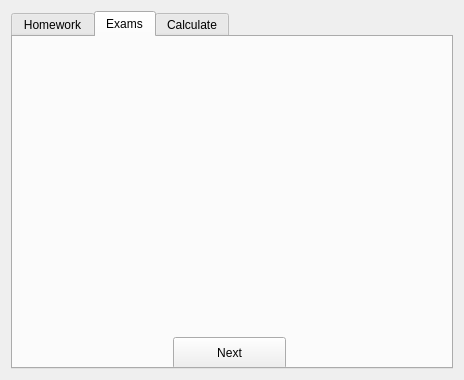
Above: Assignment2/mainwindow.ui from sophiacyluo/PIC10C_Assignment2 before the change. Below: the same form after it.
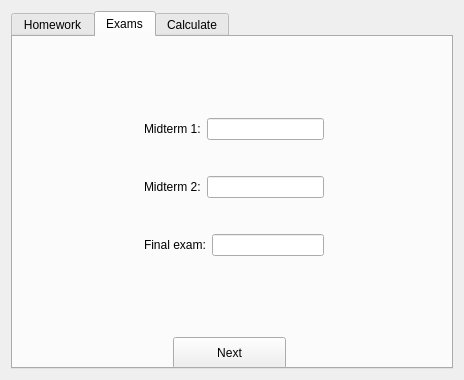
That is the form after the change.

Commit message: Made 'Exams' tab

```diff
--- a/Assignment2/mainwindow.ui
+++ b/Assignment2/mainwindow.ui
@@ -231,6 +231,66 @@
          <string>Next</string>
         </property>
        </widget>
+       <widget class="QWidget" name="verticalLayoutWidget_3">
+        <property name="geometry">
+         <rect>
+          <x>120</x>
+          <y>40</y>
+          <width>191</width>
+          <height>209</height>
+         </rect>
+        </property>
+        <layout class="QVBoxLayout" name="verticalLayout_4">
+         <property name="rightMargin">
+          <number>0</number>
+         </property>
+         <property name="bottomMargin">
+          <number>0</number>
+         </property>
+         <item>
+          <layout class="QHBoxLayout" name="horizontalLayout_13">
+           <item>
+            <widget class="QLabel" name="label_9">
+             <property name="text">
+              <string>Midterm 1:</string>
+             </property>
+            </widget>
+           </item>
+           <item>
+            <widget class="QLineEdit" name="lineEdit_9"/>
+           </item>
+          </layout>
+         </item>
+         <item>
+          <layout class="QHBoxLayout" name="horizontalLayout_14">
+           <item>
+            <widget class="QLabel" name="label_10">
+             <property name="text">
+              <string>Midterm 2:</string>
+             </property>
+            </widget>
+           </item>
+           <item>
+            <widget class="QLineEdit" name="lineEdit_10"/>
+           </item>
+          </layout>
+         </item>
+         <item>
+          <layout class="QHBoxLayout" name="horizontalLayout_15">
+           <item>
+            <widget class="QLabel" name="label_11">
+             <property name="text">
+              <string>Final exam:</string>
+             </property>
+            </widget>
+           </item>
+           <item>
+            <widget class="QLineEdit" name="lineEdit_11"/>
+           </item>
+          </layout>
+         </item>
+        </layout>
+       </widget>
       </widget>
       <widget class="QWidget" name="tab_3">
        <attribute name="title">
```
The commit also changes 3 other files.
